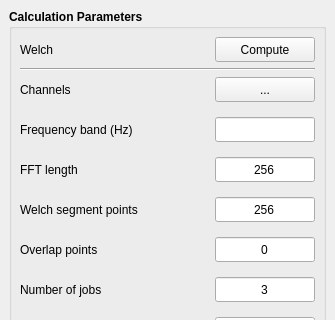
Above: iEEGTool/gui/ui/psd_welch.ui from ZhengLiu97/iEEGTool before the change; both pictures show x 0 to 335 and y 0 to 320 of the 335 by 569 pixel window. Below: the same form after it.
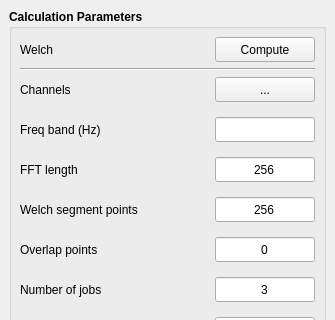
That is the form after the change.

Patch:
```diff
--- a/iEEGTool/gui/ui/psd_welch.ui
+++ b/iEEGTool/gui/ui/psd_welch.ui
@@ -194,7 +194,7 @@
               </font>
              </property>
              <property name="text">
-              <string>Frequency band (Hz)</string>
+              <string>Freq band (Hz)</string>
              </property>
             </widget>
            </item>
```
